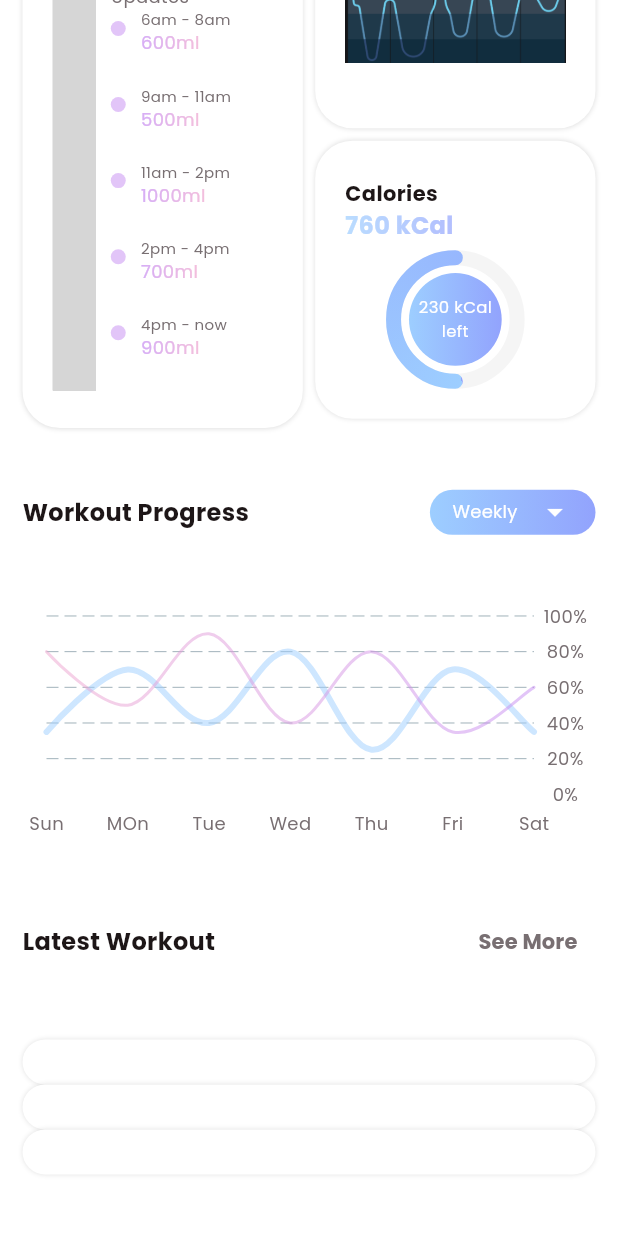
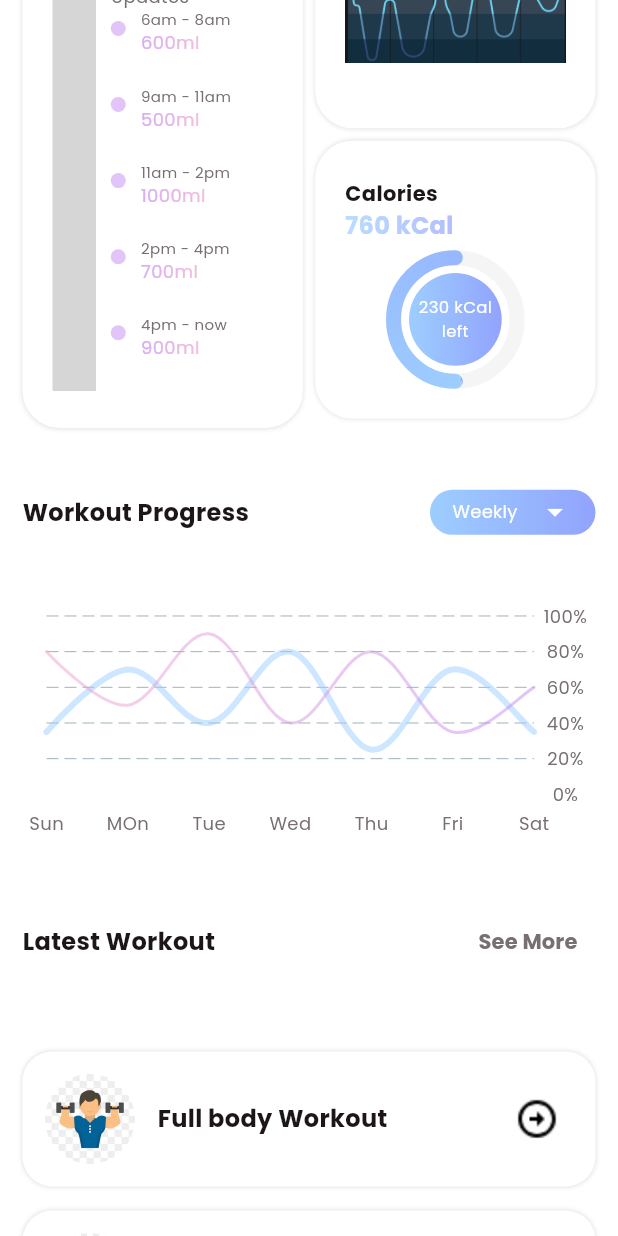
Before and after one commit to sdhaputhanthrie/Fitness-App, a Flutter app: the HomeView screen opened directly, scrolled down 691 dp, on a phone screen of 412 x 824 dp. Run offline on Flutter 3.47's test engine with Material 3 defaults, Android fonts, the phone set to English and light mode, and no system bars; drawn by our look-alikes of fl_chart, simple_circular_progress_bar; our stand-ins replace carousel_slider; missing offline and left inert: dotted_dashed_line, simple_animation_progress_bar; grey boxes are pictures that could not be loaded.

Commit message:
add workout types in latest Workout part

```diff
--- a/lib/common_widget/workout_row.dart
+++ b/lib/common_widget/workout_row.dart
@@ -8,13 +8,51 @@ class WorkoutRow extends StatelessWidget {
   @override
   Widget build(BuildContext context) {
     return Container(
+      margin: const EdgeInsets.symmetric(vertical: 8),
       padding: const EdgeInsets.symmetric(vertical: 15, horizontal: 15),
       decoration: BoxDecoration(
         color: TColor.white,
-        borderRadius: BorderRadius.circular(15),
+        borderRadius: BorderRadius.circular(20),
         boxShadow: const [BoxShadow(color: Colors.black12, blurRadius: 2)],
       ),
-      child: Row(children: []),
+      child: Row(
+        children: [
+          ClipRRect(
+            borderRadius: BorderRadius.circular(30),
+            child: Image.asset(
+              wObj["image"].toString(),
+              width: 60,
+              height: 60,
+              fit: BoxFit.cover,
+            ),
+          ),
+
+          const SizedBox(width: 15,),
+          Expanded(
+            child: Column(
+              crossAxisAlignment:CrossAxisAlignment.start,
+              children: [
+                Text(
+                  wObj["name"].toString(),
+                  style: TextStyle(
+                    color: TColor.black,
+                    fontSize: 16,
+                    fontWeight: FontWeight.w700  ),
+                ),
+              ],
+            ), ),
+
+          IconButton(
+            onPressed: () {},
+            icon: Image.asset(
+              "assets/img/next_icon.png",
+              width: 30,
+              height: 30,
+              fit: BoxFit.contain,
+            ),
+          ),
+        ],
+      ),
     );
   }
 }
```
